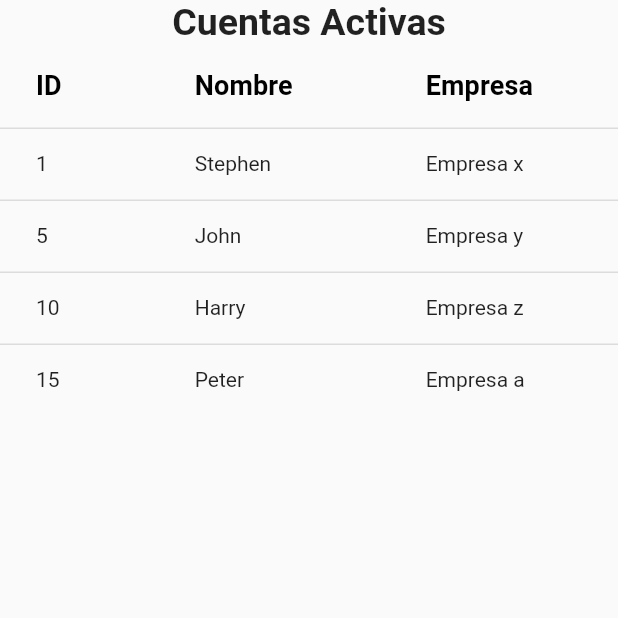
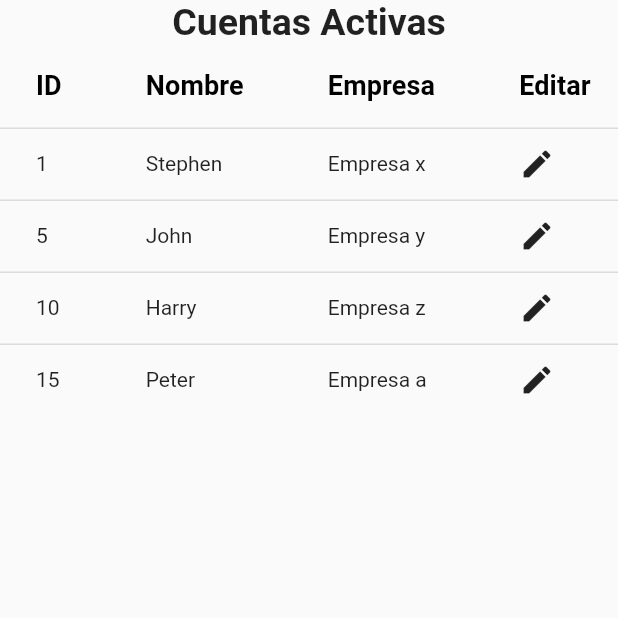
Before and after one commit to IrvingVanegas/ProyectoIntegrador, a Flutter app: the AdminTable screen opened directly, on a phone screen of 412 x 824 dp, the top half of it. Run offline on Flutter 3.47's test engine with Material 2 defaults, Android fonts, the light colour scheme and no system bars; our stand-ins replace carousel_slider, flutter_calendar_carousel, get, google_fonts, unicons; network calls fail.

Commit message:
navegación

```diff
--- a/lib/pages/admin_profile_page.dart
+++ b/lib/pages/admin_profile_page.dart
@@ -1,4 +1,7 @@
 import 'package:flutter/material.dart';
+import 'package:get/get.dart';
+
+import 'admin_table_page.dart';
 
 class AdminProfilePage extends StatefulWidget {
   const AdminProfilePage({Key? key}) : super(key: key);
@@ -48,6 +51,7 @@ class _AdminProfilePageState extends State<AdminProfilePage>{
           ListTile(
             title: Text("Gestionar Cuentas"),
             trailing: Icon(Icons.arrow_forward_ios),
+            onTap:() => Get.off(() => AdminTable()),
           ),
           ListTile(
             title: Text("Reportes"),
--- a/lib/pages/admin_table_page.dart
+++ b/lib/pages/admin_table_page.dart
@@ -32,27 +32,59 @@ class _AdminTableState extends State<AdminTable> {
                   'Empresa',
                   style: TextStyle(fontSize: 18, fontWeight: FontWeight.bold)
               )),
+              DataColumn(label: Text(
+                  'Editar',
+                  style: TextStyle(fontSize: 18, fontWeight: FontWeight.bold)
+              )),
+              DataColumn(label: Text(
+                  'Eliminar',
+                  style: TextStyle(fontSize: 18, fontWeight: FontWeight.bold)
+              )),
             ],
             rows: [
               DataRow(cells: [
                 DataCell(Text('1')),
                 DataCell(Text('Stephen')),
                 DataCell(Text('Empresa x')),
+                DataCell(Icon(
+                    Icons.edit
+                )),
+                DataCell(Icon(
+                    Icons.delete
+                )),
               ]),
               DataRow(cells: [
                 DataCell(Text('5')),
                 DataCell(Text('John')),
                 DataCell(Text('Empresa y')),
+                DataCell(Icon(
+                    Icons.edit
+                )),
+                DataCell(Icon(
+                    Icons.delete
+                )),
               ]),
               DataRow(cells: [
                 DataCell(Text('10')),
                 DataCell(Text('Harry')),
                 DataCell(Text('Empresa z')),
+                DataCell(Icon(
+                    Icons.edit
+                )),
+                DataCell(Icon(
+                    Icons.delete
+                )),
               ]),
               DataRow(cells: [
                 DataCell(Text('15')),
                 DataCell(Text('Peter')),
                 DataCell(Text('Empresa a')),
+                DataCell(Icon(
+                    Icons.edit
+                )),
+                DataCell(Icon(
+                    Icons.delete
+                )),
               ]),
             ],
           ),
--- a/lib/pages/empresa_profile_page.dart
+++ b/lib/pages/empresa_profile_page.dart
@@ -1,4 +1,7 @@
 import 'package:flutter/material.dart';
+import 'package:get/get.dart';
+import 'package:hotel_booking_app_ui/pages/empresa_table_product_page.dart';
+import 'package:hotel_booking_app_ui/pages/empresa_table_service_page.dart';
 
 class EmpresaProfilePage extends StatefulWidget {
   const EmpresaProfilePage({Key? key}) : super(key: key);
@@ -48,10 +51,12 @@ class _EmpresaProfilePageState extends State<EmpresaProfilePage> {
           ListTile(
             title: Text("Gestionar Servicios"),
             trailing: Icon(Icons.arrow_forward_ios),
+            onTap:() => Get.off(() => EmpresaServicesTable()),
           ),
           ListTile(
             title: Text("Gestionar Productos"),
             trailing: Icon(Icons.arrow_forward_ios),
+            onTap:() => Get.off(() => EmpresaProductTable()),
           ),
           ListTile(
             title: Text("Reportes"),
```
Also changed, not shown: lib/pages/empresa_table_product_page.dart (+32 -0 lines), lib/pages/empresa_table_service_page.dart (+32 -0 lines).
